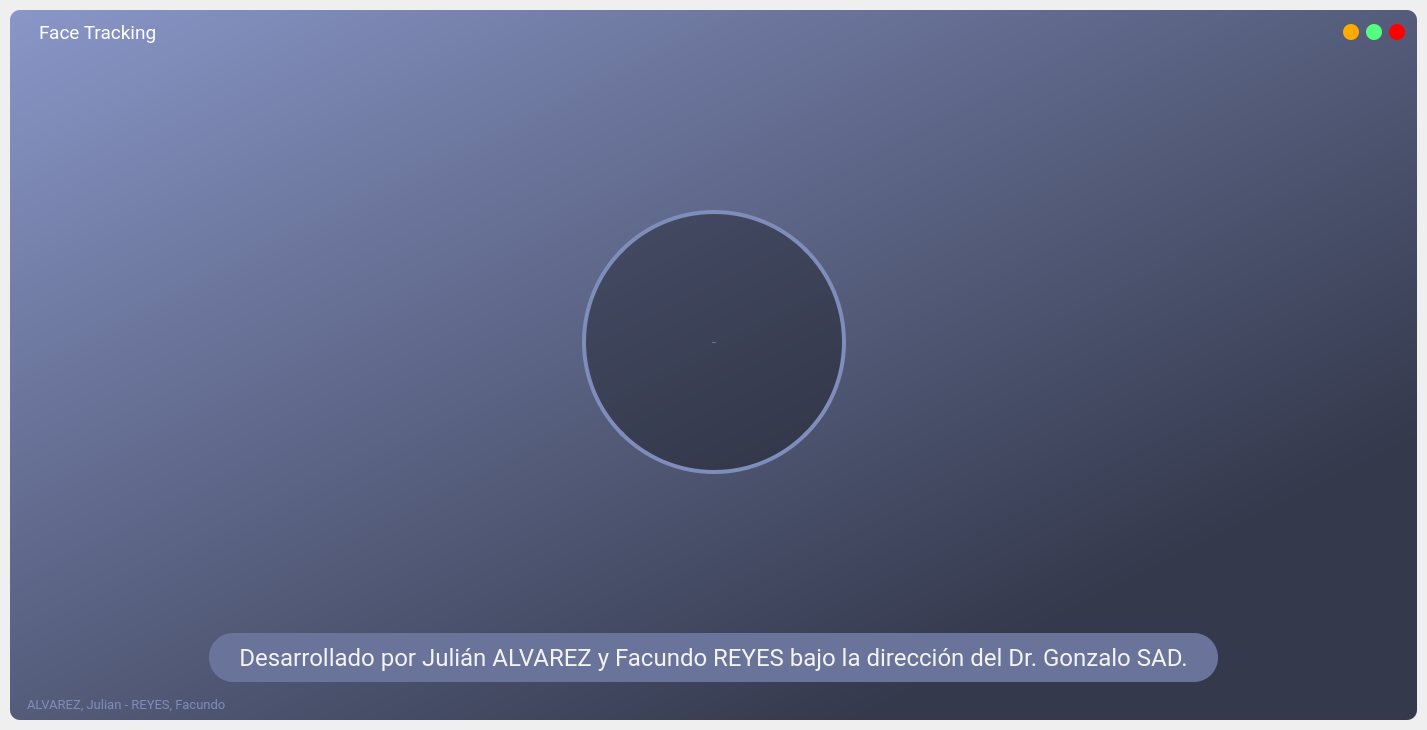
Qt form Source_code/mainwindow.ui (gdsad/FaceTrack) before a commit.
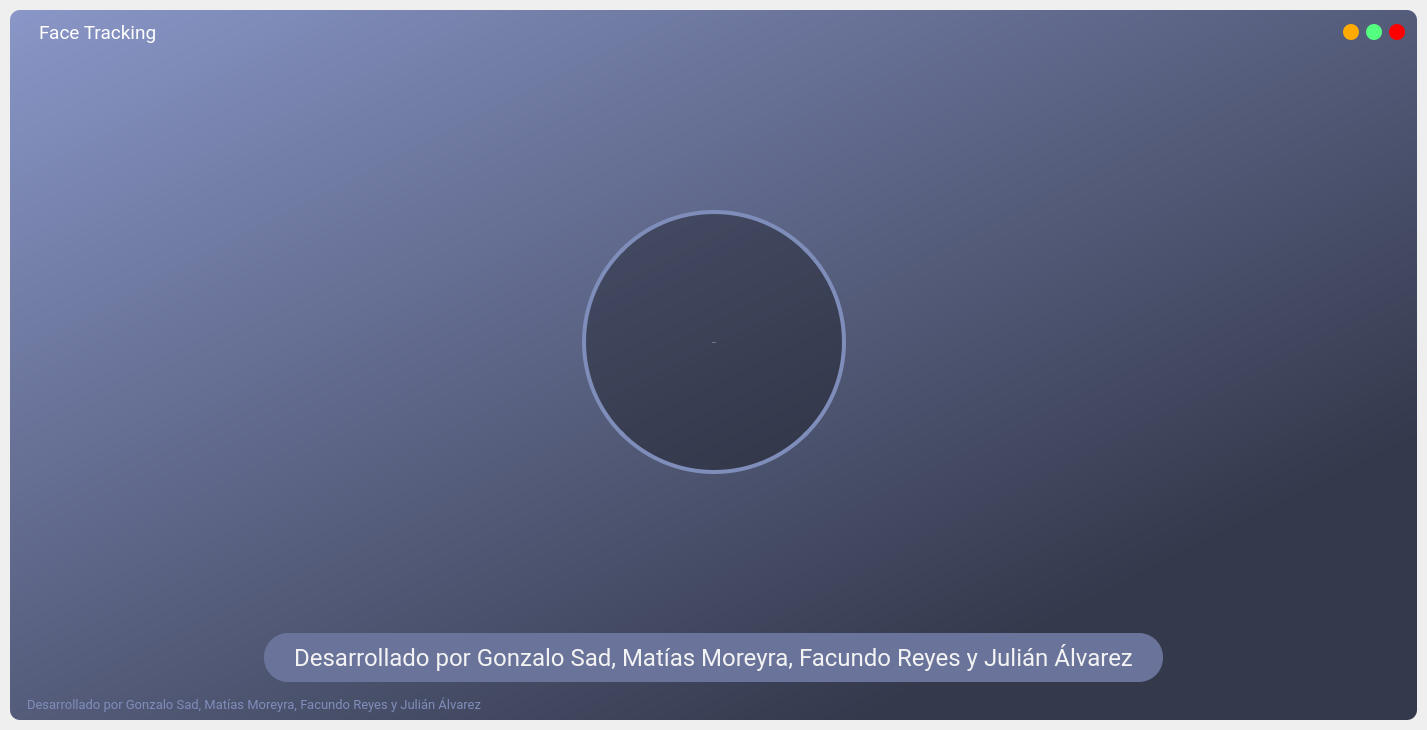
The same form after that commit. Icons and pictures are not drawn.

```diff
--- a/Source_code/mainwindow.ui
+++ b/Source_code/mainwindow.ui
@@ -1043,7 +1043,7 @@
 padding-left: 30px;</string>
                      </property>
                      <property name="text">
-                      <string>Desarrollado por Julián ALVAREZ y Facundo REYES bajo la dirección del Dr. Gonzalo SAD.</string>
+                      <string>Desarrollado por Gonzalo Sad, Matías Moreyra, Facundo Reyes y Julián Álvarez</string>
                      </property>
                      <property name="textFormat">
                       <enum>Qt::PlainText</enum>
@@ -1162,7 +1162,7 @@
                 <enum>QFrame::NoFrame</enum>
                </property>
                <property name="text">
-                <string>ALVAREZ, Julian - REYES, Facundo</string>
+                <string>Desarrollado por Gonzalo Sad, Matías Moreyra, Facundo Reyes y Julián Álvarez</string>
                </property>
               </widget>
              </item>
```
Left out of the diff: 2 changed lines with no effect on the pictures.
